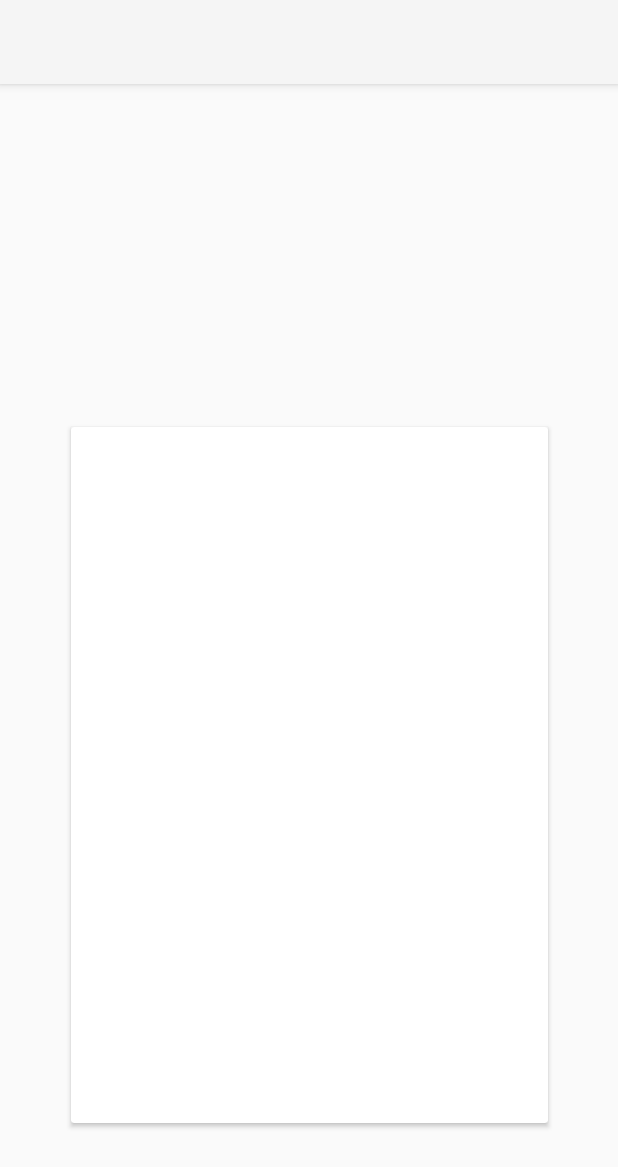
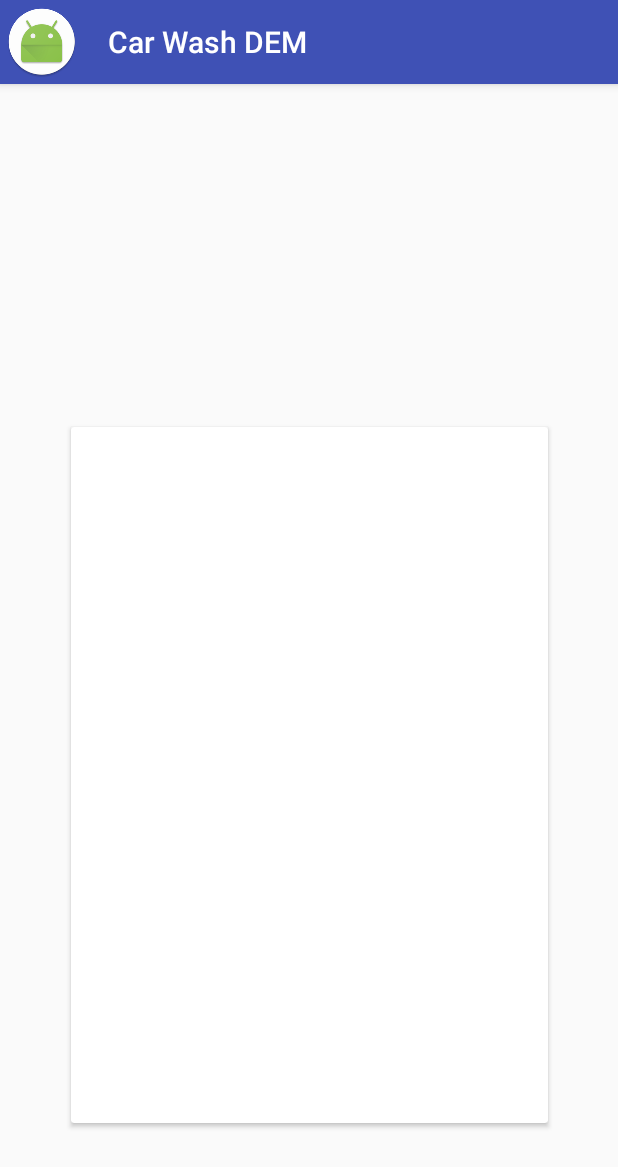
Before and after one commit to dmutlu/CarWashDEM, an Android app: the screen it shows after launch (MainActivity), on a phone screen of 412 x 824 dp. Shown: the top 1167 px of the screen. Run offline under Robolectric (Android 15) with nearby library versions, the phone set to English and light mode, and no system bars.

Commit message:
Fix toolbar.

```diff
--- a/app/src/main/AndroidManifest.xml
+++ b/app/src/main/AndroidManifest.xml
@@ -8,7 +8,7 @@
             android:label="@string/app_name"
             android:roundIcon="@mipmap/ic_launcher_round"
             android:supportsRtl="true"
-            android:theme="@style/Theme.AppCompat.Light.NoActionBar">
+            android:theme="@style/AppTheme">
         <activity android:name=".MainActivity">
             <intent-filter>
                 <action android:name="android.intent.action.MAIN"/>
--- a/app/src/main/res/layout/activity_main.xml
+++ b/app/src/main/res/layout/activity_main.xml
@@ -14,8 +14,14 @@
         <android.support.v7.widget.Toolbar
                 android:id="@+id/toolbar"
                 android:layout_height="?attr/actionBarSize"
+                android:background="?attr/colorPrimary"
+                android:theme="@style/ThemeOverlay.AppCompat.ActionBar"
+                app:popupTheme="@style/ThemeOverlay.AppCompat.Light"
                 android:layout_width="match_parent"
-                android:layout_weight="1">
+                android:layout_weight="1"
+                app:navigationIcon="@mipmap/ic_launcher_round"
+                app:title="@string/app_name"
+                android:elevation="4dp" app:titleTextColor="@android:color/primary_text_dark">
         </android.support.v7.widget.Toolbar>
 
     </android.support.design.widget.AppBarLayout>
--- a/app/src/main/res/values/styles.xml
+++ b/app/src/main/res/values/styles.xml
@@ -1,7 +1,7 @@
 <resources>
 
     <!-- Base application theme. -->
-    <style name="AppTheme" parent="Base.Theme.AppCompat.Light">
+    <style name="AppTheme" parent="Theme.AppCompat.Light.NoActionBar">
         <!-- Customize your theme here. -->
         <item name="colorPrimary">@color/colorPrimary</item>
         <item name="colorPrimaryDark">@color/colorPrimaryDark</item>
```
